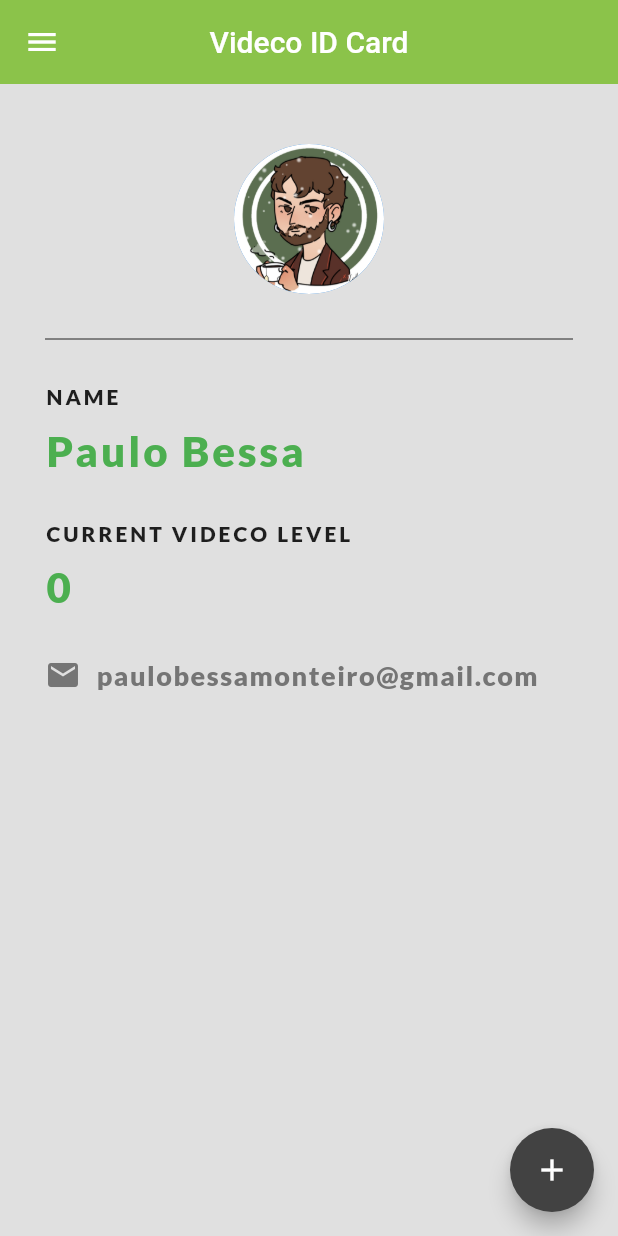
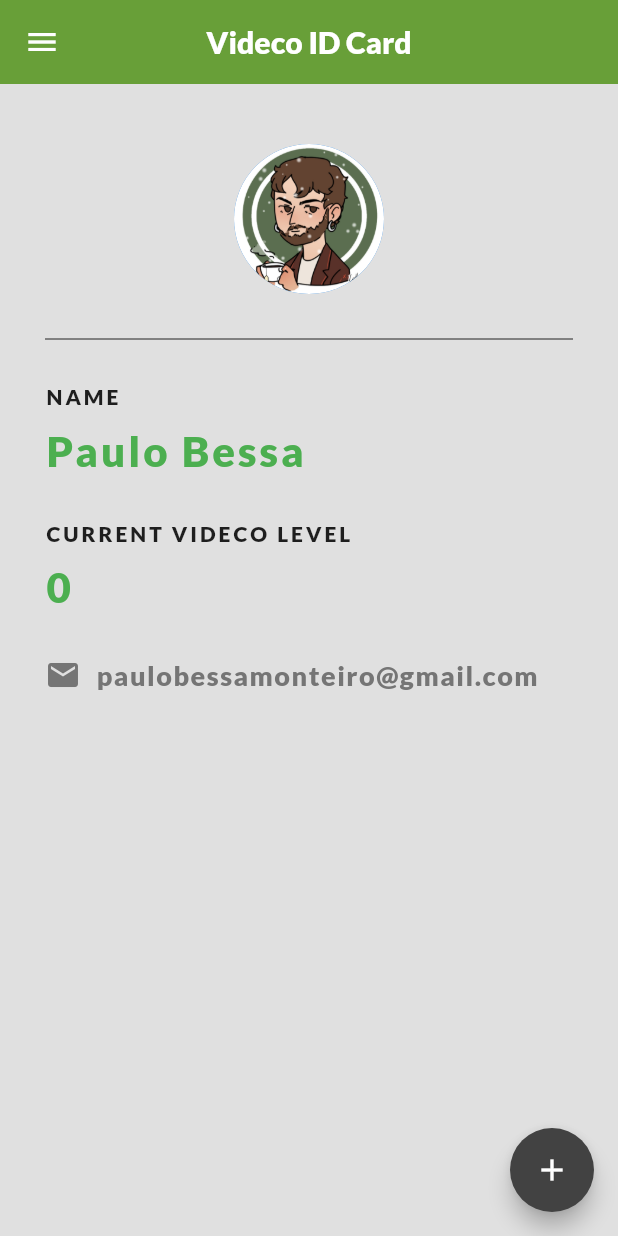
Before and after one commit to matheusgm/Videco, a Flutter app: the screen it shows after launch, after a tap on "Login", on a phone screen of 412 x 824 dp. Run offline on Flutter 3.47's test engine with Material 2 defaults, Android fonts, the light colour scheme and no system bars; our stand-ins replace cloud_firestore, firebase_auth; accounts and stored records are empty; network calls fail.

Commit message:
alteracao de fontfamily do themedata

```diff
--- a/lib/main.dart
+++ b/lib/main.dart
@@ -21,5 +21,6 @@ void main() => runApp(MaterialApp(
   },
   theme: ThemeData(
     primaryColor: Colors.lightGreen[700],
+    fontFamily: 'Lato'
   ),
 ));
--- a/lib/screens/home/cadastro.dart
+++ b/lib/screens/home/cadastro.dart
@@ -33,12 +33,10 @@ class _CadastroState extends State<Cadastro> {
       title: Text('Videco',
       style: TextStyle(
         fontSize: 24.0,
-        fontFamily: 'Lato',
         letterSpacing: 2.0,
       ),
       ),
       centerTitle: true,
-      backgroundColor: Colors.lightGreen[700],
       automaticallyImplyLeading: false,
     );
   }
--- a/lib/screens/home/open.dart
+++ b/lib/screens/home/open.dart
@@ -105,7 +105,6 @@ class Opening extends StatelessWidget {
       title: Text('Videco',
       style: TextStyle(
         fontSize: 24.0,
-        fontFamily: 'Lato',
         letterSpacing: 2.0,
       ),
       ),
--- a/lib/screens/home/profile.dart
+++ b/lib/screens/home/profile.dart
@@ -16,7 +16,6 @@ class _ProfileState extends State<Profile> {
       appBar: AppBar(
         title: Text('Videco ID Card'),
         centerTitle: true,
-        backgroundColor: Colors.lightGreen,
         elevation: 0.0,
       ),
       drawer: drawerWidget(),
@@ -45,16 +44,16 @@ class _ProfileState extends State<Profile> {
               height: 60.0,
               color: Colors.grey[900],
             ),
-            textProfile('NAME',Colors.grey[750],spacing:2.0,fontFamily:'Lato'),
+            textProfile('NAME',Colors.grey[750],spacing:2.0),
 
             SizedBox(height: 10.0),
-            textProfile('Paulo Bessa',Colors.green,spacing:2.0,size: 28.0, fontFamily:'Lato'),
+            textProfile('Paulo Bessa',Colors.green,spacing:2.0,size: 28.0),
 
             SizedBox(height: 30.0),
-            textProfile('CURRENT VIDECO LEVEL',Colors.grey[750],spacing:2.0,fontFamily:'Lato'),
+            textProfile('CURRENT VIDECO LEVEL',Colors.grey[750],spacing:2.0),
 
             SizedBox(height: 10.0),
-            textProfile('$videcolevel',Colors.green,spacing:2.0,size:28.0,fontFamily:'Lato'),
+            textProfile('$videcolevel',Colors.green,spacing:2.0,size:28.0),
 
             SizedBox(height: 30.0),
             Row(
@@ -64,7 +63,7 @@ class _ProfileState extends State<Profile> {
                     color: Colors.grey[600]
                 ),
                 SizedBox(width: 10.0,),
-                textProfile('paulobessamonteiro@gmail.com',Colors.grey[600],size:18.0,fontFamily:'Lato'),
+                textProfile('paulobessamonteiro@gmail.com',Colors.grey[600],size:18.0),
 
               ],
             ),
@@ -75,7 +74,7 @@ class _ProfileState extends State<Profile> {
     );
   }
 
-  Widget textProfile(texto, color, {spacing = 1.0, size = 14.0, fontFamily, FontWeight weight = FontWeight.normal}){
+  Widget textProfile(texto, color, {spacing = 1.0, size = 14.0, FontWeight weight = FontWeight.normal}){
     return Text(
       texto,
       style: TextStyle(
@@ -83,7 +82,6 @@ class _ProfileState extends State<Profile> {
         letterSpacing: spacing,
         fontSize: size,
         fontWeight: weight,
-        fontFamily: fontFamily,
       ),
     );
   }
```
